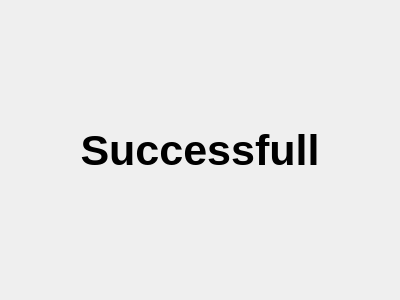
Qt form GUI/CSP315/confirmdialog.ui (y-gupta/rfid-auth-system) before a commit.
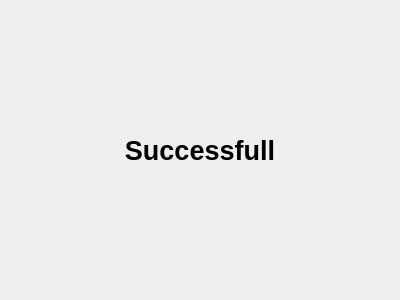
The same form after that commit.

What changed in the file:
```diff
--- a/GUI/CSP315/confirmdialog.ui
+++ b/GUI/CSP315/confirmdialog.ui
@@ -12,7 +12,7 @@
   </property>
   <property name="font">
    <font>
-    <pointsize>32</pointsize>
+    <pointsize>20</pointsize>
     <weight>75</weight>
     <bold>true</bold>
    </font>
```
